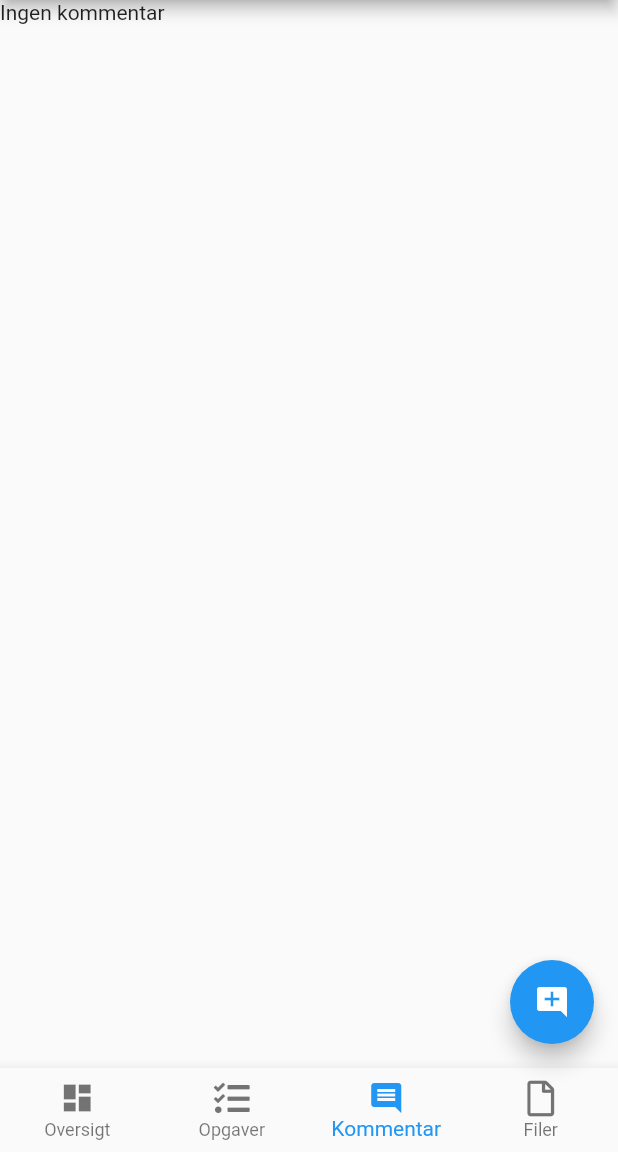
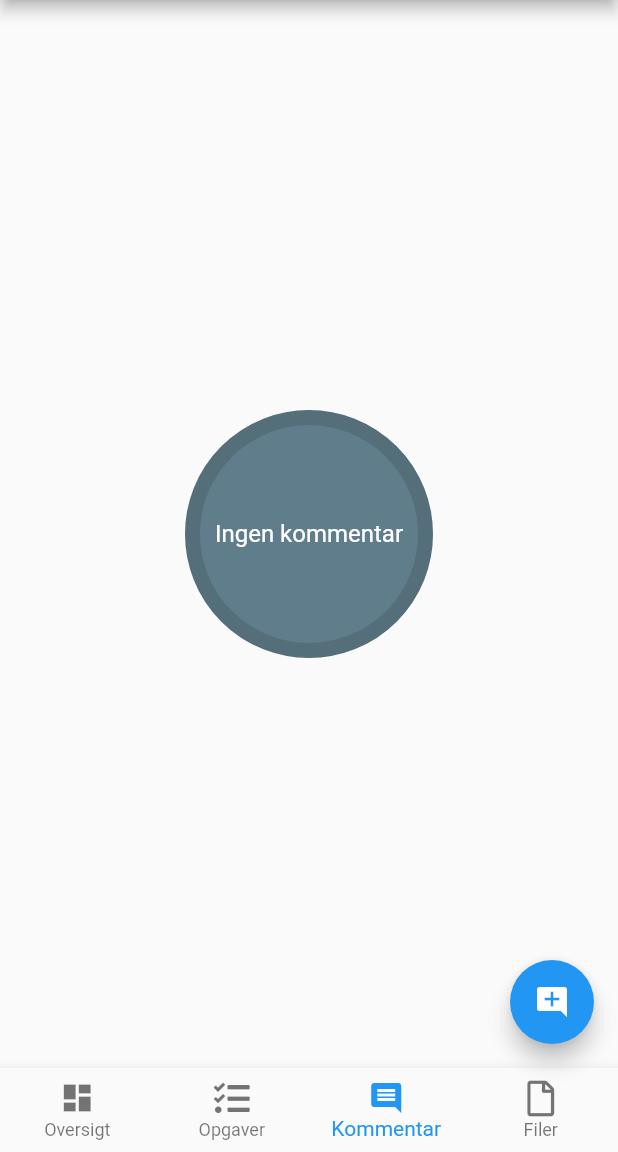
Before and after one commit to vitting/work_together, a Flutter app: the ProjectDetailMain screen opened directly with empty values, swiped to page 3, on a phone screen of 412 x 824 dp, the part 84-1236 px from its top. Run offline on Flutter 3.47's test engine with Material 2 defaults, Android fonts, the phone set to English and light mode, and no system bars; our stand-ins replace cached_network_image, cloud_firestore, date_format, firebase_auth, firebase_storage, font_awesome_flutter and 1 more; missing offline and left inert: validate; accounts and stored records are empty; network calls fail; statements that could not run were skipped.

```diff
--- a/lib/helpers/config.dart
+++ b/lib/helpers/config.dart
@@ -2,6 +2,7 @@ import 'package:flutter/material.dart';
 
 class Config {
   static final String noProfilePicture = "https://firebasestorage.googleapis.com/v0/b/work-together-46425.appspot.com/o/profile%2Fblank_profile_picture_250x250.png?alt=media&token=66a92b0b-f020-4348-bbb4-9b95403eba2d";
+  static final String noProfilePictureFilename = "blank_profile_picture_250x250.png";
   static final String noProfilePictureBlueAsset = "assets/images/blank_profile_picture_blue_transparent_250x250.png";
   static final String noProfilePictureWhiteAsset = "assets/images/blank_profile_picture_white_transparent_250x250.png";
   static final Color drawerIconColor = Colors.blue[700];
--- a/lib/helpers/file_data.dart
+++ b/lib/helpers/file_data.dart
@@ -7,19 +7,21 @@ class FileData {
   String id;
   String projectId;
   String taskId;
-  /// Types p = project, t = task, s = subtask
+  String userId;
+  /// Types p = project, t = task
   String type;
   String name;
   String description;
   String extension;
 
-  FileData({this.id, @required this.projectId, this.taskId = "", @required this.type, @required this.name, this.description = "", @required this.extension});
+  FileData({this.id, @required this.projectId, this.taskId = "", @required this.userId, @required this.type, @required this.name, this.description = "", @required this.extension});
 
   Map<String, dynamic> toMap() {
     return {
       "id": id,
       "projectId": projectId,
       "taskId": taskId,
+      "userId": userId,
       "type": type,
       "name": name,
       "description": description,
@@ -45,6 +47,7 @@ class FileData {
       id: item["id"],
       projectId: item["projectId"],
       taskId: item["taskId"],
+      userId: item["userId"],
       type: item["type"],
       name: item["name"],
       description: item["description"],
@@ -59,8 +62,4 @@ class FileData {
   static Stream<QuerySnapshot> getFilesByTaskId(String taskId) {
     return FileFirestore.getFilesByTaskId(taskId);
   }
-
-  static Stream<QuerySnapshot> getFilesBySubTaskId(String subTaskId) {
-    return FileFirestore.getFilesBySubTaskId(subTaskId);
-  }
 }
--- a/lib/helpers/user_data.dart
+++ b/lib/helpers/user_data.dart
@@ -9,10 +9,11 @@ class UserData {
   String email;
   String name;
   String photoUrl;
+  String photoFileName;
   bool enabled;
   bool admin;
 
-  UserData({this.id, @required this.email, @required this.name, this.photoUrl, this.admin = false, this.enabled = true});
+  UserData({this.id, @required this.email, @required this.name, this.photoUrl, this.photoFileName, this.admin = false, this.enabled = true});
 
   Future<void> save() {
     if (id == null) {
@@ -38,6 +39,7 @@ class UserData {
       "email": email,
       "name": name,
       "photoUrl": photoUrl,
+      "photoFileName": photoFileName,
       "enabled": enabled,
       "admin": admin
     };
@@ -49,17 +51,21 @@ class UserData {
       email: item["email"],
       name: item["name"],
       photoUrl: item["photoUrl"],
+      photoFileName: item["photoFileName"],
       enabled: item["enabled"],
       admin: item["admin"]
     );
   }
 
   static Future<UserData> initUser(FirebaseUser user) async {
+    List<String> photo = user.photoUrl.split("|");
+    print(photo);
     UserData userData = UserData(
       id: user.uid,
       name: user.displayName,
       email: user.email,
-      photoUrl: user.photoUrl ?? Config.noProfilePicture
+      photoFileName: photo[0],
+      photoUrl: photo[1]
     );
 
     await UserFirestore.add(userData, merge: true);
--- a/lib/ui/project/detail/project_detail_comments.dart
+++ b/lib/ui/project/detail/project_detail_comments.dart
@@ -5,6 +5,7 @@ import 'package:work_together/helpers/comment_data.dart';
 import 'package:work_together/helpers/config.dart';
 import 'package:work_together/helpers/date_time_helpers.dart';
 import 'package:work_together/helpers/project_data.dart';
+import 'package:work_together/ui/widgets/no_data_widget.dart';
 
 class ProjectDetailComments extends StatelessWidget {
   final ProjectData project;
@@ -15,12 +16,10 @@ class ProjectDetailComments extends StatelessWidget {
     return StreamBuilder(
       stream: project.getCommentsAsStream(),
       builder: (BuildContext context, AsyncSnapshot<QuerySnapshot> snapshot) {
-        if (!snapshot.hasData) {
-          return Text("Ingen kommentar");
-        }
-
-        if (snapshot.hasData && snapshot.data.documents.length == 0) {
-          return Text("Ingen kommentar");
+        if ((!snapshot.hasData) || (snapshot.hasData && snapshot.data.documents.length == 0)) {
+          return NoData(
+            text: "Ingen kommentar",
+          );
         }
 
         return ListView.builder(
--- a/lib/ui/project/detail/project_detail_main.dart
+++ b/lib/ui/project/detail/project_detail_main.dart
@@ -137,6 +137,7 @@ class _ProjectDetailMainState extends State<ProjectDetailMain> {
 
   void _showCreateCommentDialog(BuildContext context) async {
     String comment = await showDialog<String>(
+      barrierDismissible: false,
       context: context,
       builder: (BuildContext context) {
         return DialogCreateComment();
--- a/lib/ui/project/project_main.dart
+++ b/lib/ui/project/project_main.dart
@@ -47,7 +47,9 @@ class ProjectMain extends StatelessWidget {
                             _showBottomMenuAction(context, await _showBottomMenu(context), projectItem);
                           },
                           onTapColor: (DialogColors color) {
-                            projectItem.updateColor(DialogColorConvert.getColorValue(color));
+                            if (color != null) {
+                              projectItem.updateColor(DialogColorConvert.getColorValue(color));
+                            }
                           },
                         ),
                         subtitle: Column(
--- /dev/null
+++ b/lib/ui/widgets/no_data_widget.dart
@@ -0,0 +1,27 @@
+import 'package:flutter/material.dart';
+
+class NoData extends StatelessWidget {
+  final String text;
+
+  const NoData({Key key, this.text}) : super(key: key);
+  @override
+  Widget build(BuildContext context) {
+    return Row(
+      crossAxisAlignment: CrossAxisAlignment.center,
+      mainAxisAlignment: MainAxisAlignment.center,
+      children: <Widget>[
+        Container(
+          padding: EdgeInsets.all(10),
+          decoration:
+              BoxDecoration(color: Colors.blueGrey, shape: BoxShape.circle, border: Border.all(
+                color: Colors.blueGrey[600],
+                width: 10
+              )),
+          child: Center(
+              child: Text(text,
+                  style: TextStyle(fontSize: 16, color: Colors.white))),
+        ),
+      ],
+    );
+  }
+}
--- a/lib/ui/widgets/title_row_widget.dart
+++ b/lib/ui/widgets/title_row_widget.dart
@@ -16,6 +16,7 @@ class TitleRow extends StatelessWidget {
         Padding(
           padding: const EdgeInsets.only(right: 10),
           child: DotButton(
+            size: 30,
             padding: 0,
             color: DialogColorConvert.getColor(dotColor),
             dialogColor: dotColor,
--- a/pubspec.yaml
+++ b/pubspec.yaml
@@ -22,6 +22,7 @@ dependencies:
   cached_network_image: ^0.5.1
   image_picker: ^0.5.0
   validate: ^1.7.0
+
   flutter:
     sdk: flutter
 
```
Also changed, not shown: lib/helpers/file_firestore.dart (+0 -9 lines), lib/helpers/firestorage.dart (+15 -3 lines), lib/ui/comment/dialog_create_comment_widget.dart (+13 -2 lines), lib/ui/project/detail/project_detail_files.dart (+5 -6 lines), lib/ui/project/detail/project_detail_tasks.dart (+8 -7 lines), lib/ui/project/project_create.dart (+0 -32 lines), lib/ui/signup/signup_main.dart (+19 -7 lines), lib/ui/task/task_create.dart (+6 -42 lines), lib/ui/widgets/dialog_color_widget.dart (+10 -0 lines).
